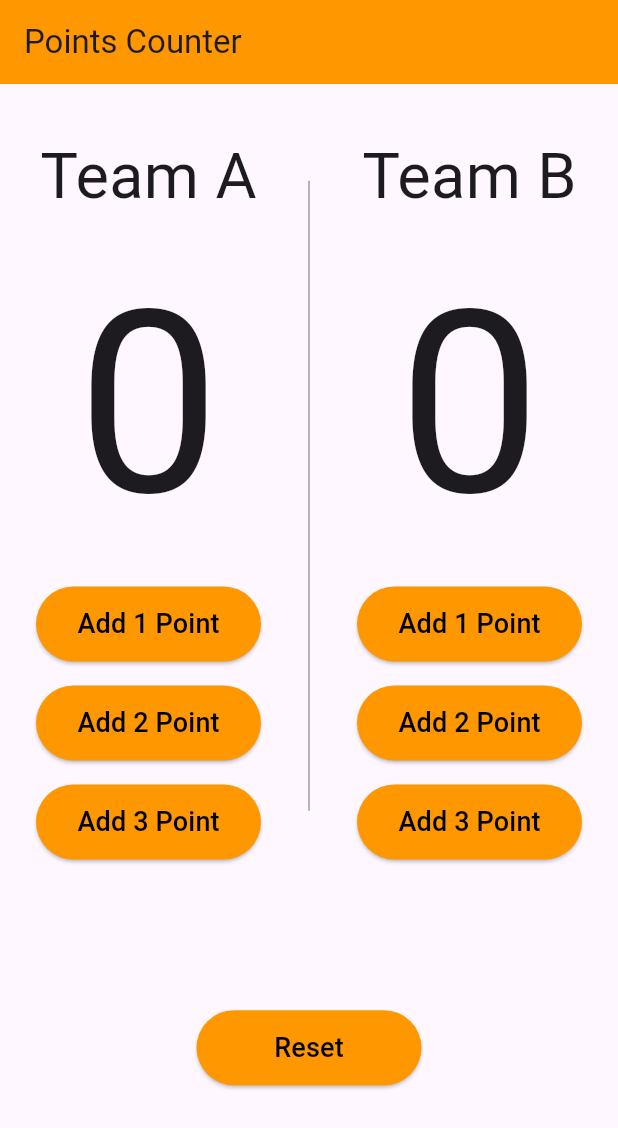
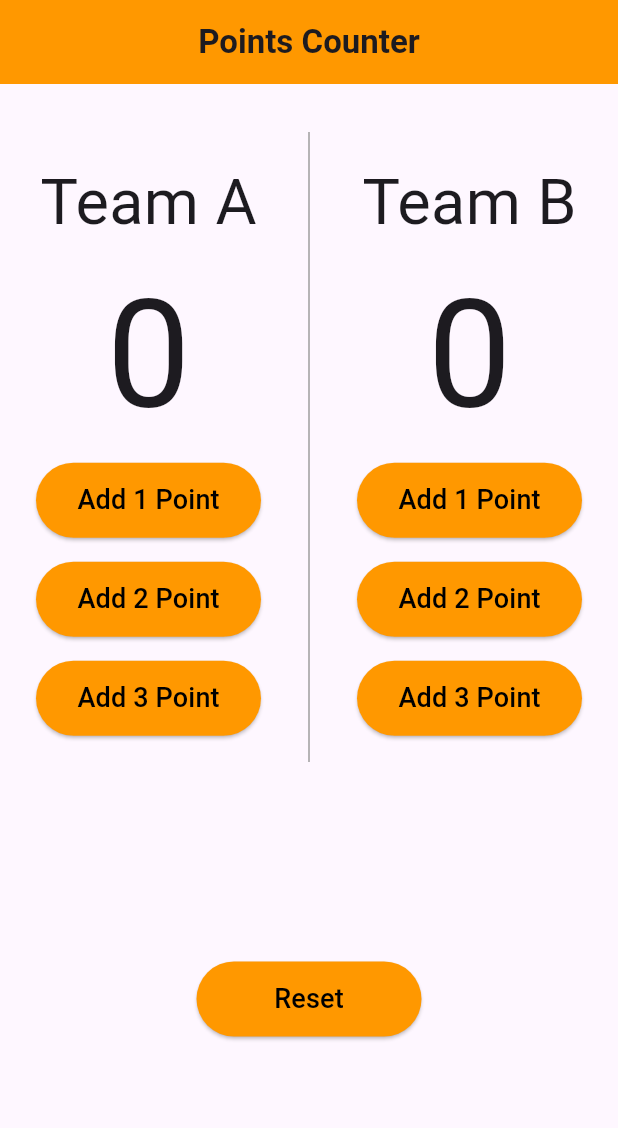
Before and after one commit to PhilopaterNabil/Basketball_Points_Counter-App, a Flutter app: the screen it shows after launch, on a phone screen of 412 x 824 dp. Shown: the top 1128 px of the screen. Run offline on Flutter 3.47's test engine with Material 3 defaults, Android fonts, the light colour scheme and no system bars; our stand-ins replace flutter_bloc.

Commit message:
edit size counter increment and title appBar center

```diff
--- a/lib/main.dart
+++ b/lib/main.dart
@@ -34,7 +34,11 @@ class HomePage extends StatelessWidget {
         return Scaffold(
           appBar: AppBar(
             backgroundColor: Colors.orange,
-            title: const Text("Points Counter"),
+            title: const Text(
+              "Points Counter",
+              style: TextStyle(fontWeight: FontWeight.bold),
+            ),
+            centerTitle: true,
           ),
           body: Column(
             mainAxisAlignment: MainAxisAlignment.center,
@@ -56,7 +60,7 @@ class HomePage extends StatelessWidget {
                       Text(
                         '${BlocProvider.of<CounterCubit>(context).teamAPoints}',
                         style: const TextStyle(
-                          fontSize: 170,
+                          fontSize: 100,
                         ),
                       ),
                       ElevatedButton(
@@ -137,7 +141,7 @@ class HomePage extends StatelessWidget {
                       Text(
                         '${BlocProvider.of<CounterCubit>(context).teamBPoints}',
                         style: const TextStyle(
-                          fontSize: 170,
+                          fontSize: 100,
                         ),
                       ),
                       ElevatedButton(
```
